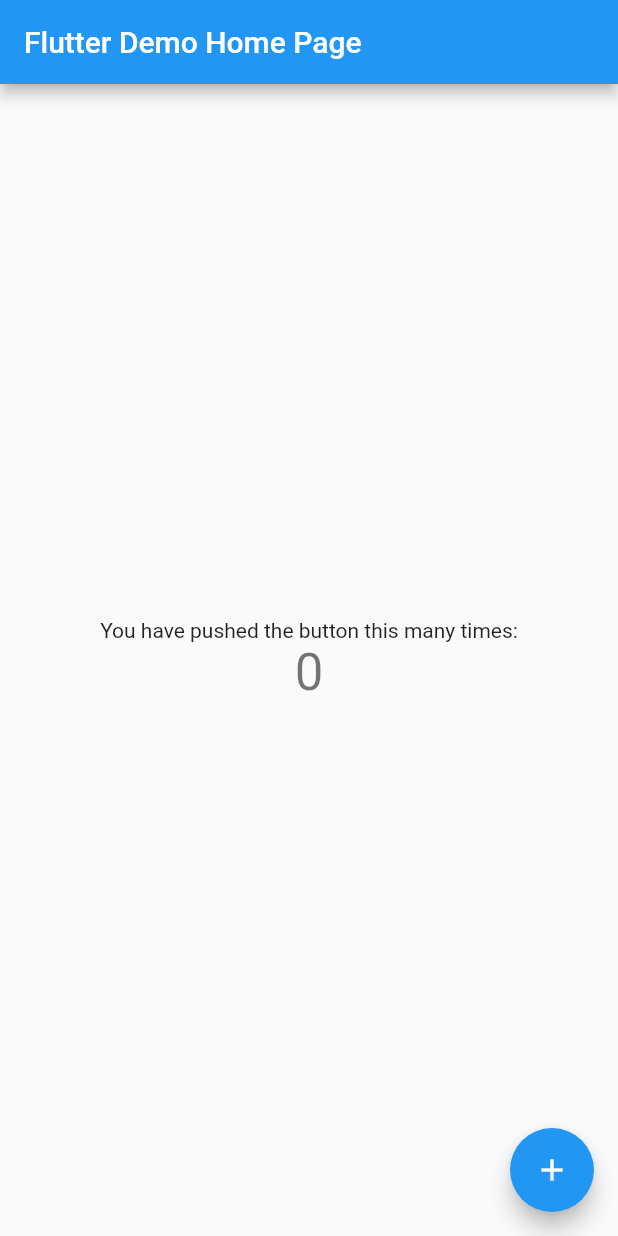
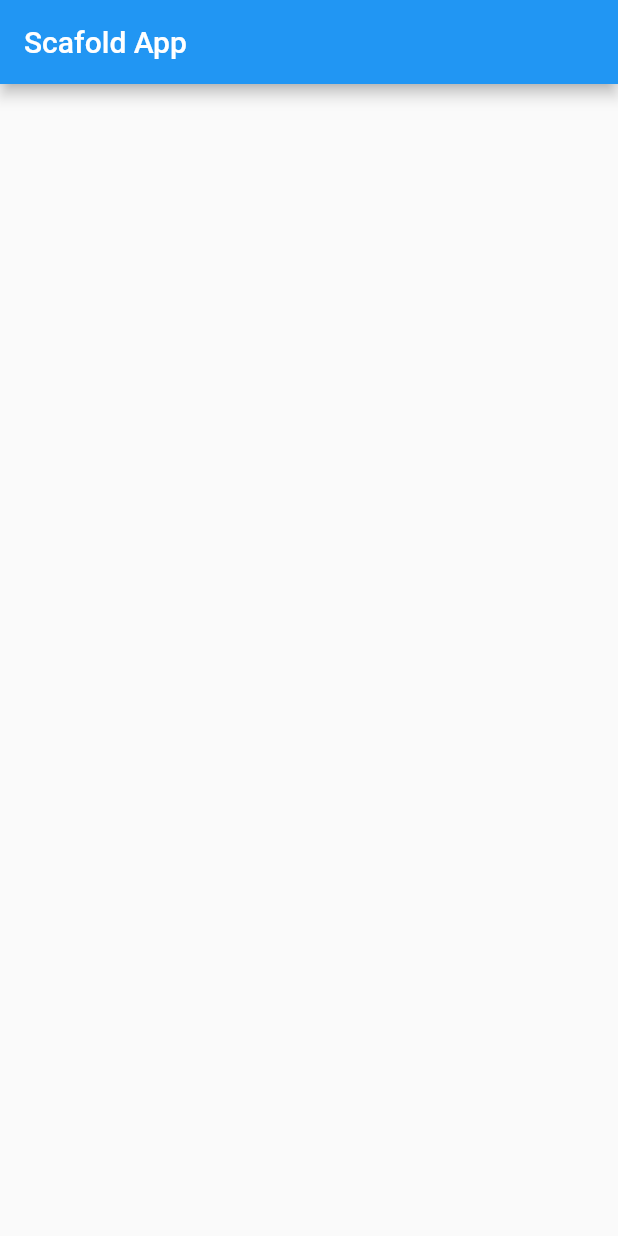
Before and after one commit to akhilsharmaa/learning_flutter, a Flutter app: the screen it shows after launch, on a phone screen of 412 x 824 dp. Run offline on Flutter 3.47's test engine with Material 2 defaults, Android fonts, the phone set to English and light mode, and no system bars.

Commit message:
Scaffold app that runs successful.

```diff
--- /dev/null
+++ b/lib/Contry.dart
@@ -0,0 +1,12 @@
+import 'package:flutter/material.dart';
+
+class Contry extends StatelessWidget {
+  @override
+  Widget build(BuildContext context) {
+    return Scaffold(
+      appBar: AppBar(
+        title: Text("India"),backgroundColor: Colors.pinkAccent,
+      ),
+    );
+  }
+}
--- a/lib/main.dart
+++ b/lib/main.dart
@@ -1,117 +1,21 @@
 import 'package:flutter/material.dart';
 
+import 'Contry.dart';
+
 void main() {
-  runApp(MyApp());
+  runApp(MaterialApp(
+    home: ScaffoldApp(),)
+  );
 }
 
-class MyApp extends StatelessWidget {
-  // This widget is the root of your application.
-  @override
-  Widget build(BuildContext context) {
-    return MaterialApp(
-      title: 'Flutter Demo',
-      theme: ThemeData(
-        // This is the theme of your application.
-        //
-        // Try running your application with "flutter run". You'll see the
-        // application has a blue toolbar. Then, without quitting the app, try
-        // changing the primarySwatch below to Colors.green and then invoke
-        // "hot reload" (press "r" in the console where you ran "flutter run",
-        // or simply save your changes to "hot reload" in a Flutter IDE).
-        // Notice that the counter didn't reset back to zero; the application
-        // is not restarted.
-        primarySwatch: Colors.blue,
-        // This makes the visual density adapt to the platform that you run
-        // the app on. For desktop platforms, the controls will be smaller and
-        // closer together (more dense) than on mobile platforms.
-        visualDensity: VisualDensity.adaptivePlatformDensity,
-      ),
-      home: MyHomePage(title: 'Flutter Demo Home Page'),
-    );
+  class ScaffoldApp extends StatelessWidget {
+    @override
+    Widget build(BuildContext context) {
+      return new Scaffold(
+        appBar: AppBar(
+          title: Text("Scafold App"),
+        ),
+
+      );
+    }
   }
-}
-
-class MyHomePage extends StatefulWidget {
-  MyHomePage({Key key, this.title}) : super(key: key);
-
-  // This widget is the home page of your application. It is stateful, meaning
-  // that it has a State object (defined below) that contains fields that affect
-  // how it looks.
-
-  // This class is the configuration for the state. It holds the values (in this
-  // case the title) provided by the parent (in this case the App widget) and
-  // used by the build method of the State. Fields in a Widget subclass are
-  // always marked "final".
-
-  final String title;
-
-  @override
-  _MyHomePageState createState() => _MyHomePageState();
-}
-
-class _MyHomePageState extends State<MyHomePage> {
-  int _counter = 0;
-
-  void _incrementCounter() {
-    setState(() {
-      // This call to setState tells the Flutter framework that something has
-      // changed in this State, which causes it to rerun the build method below
-      // so that the display can reflect the updated values. If we changed
-      // _counter without calling setState(), then the build method would not be
-      // called again, and so nothing would appear to happen.
-      _counter++;
-    });
-  }
-
-  @override
-  Widget build(BuildContext context) {
-    // This method is rerun every time setState is called, for instance as done
-    // by the _incrementCounter method above.
-    //
-    // The Flutter framework has been optimized to make rerunning build methods
-    // fast, so that you can just rebuild anything that needs updating rather
-    // than having to individually change instances of widgets.
-    return Scaffold(
-      appBar: AppBar(
-        // Here we take the value from the MyHomePage object that was created by
-        // the App.build method, and use it to set our appbar title.
-        title: Text(widget.title),
-      ),
-      body: Center(
-        // Center is a layout widget. It takes a single child and positions it
-        // in the middle of the parent.
-        child: Column(
-          // Column is also a layout widget. It takes a list of children and
-          // arranges them vertically. By default, it sizes itself to fit its
-          // children horizontally, and tries to be as tall as its parent.
-          //
-          // Invoke "debug painting" (press "p" in the console, choose the
-          // "Toggle Debug Paint" action from the Flutter Inspector in Android
-          // Studio, or the "Toggle Debug Paint" command in Visual Studio Code)
-          // to see the wireframe for each widget.
-          //
-          // Column has various properties to control how it sizes itself and
-          // how it positions its children. Here we use mainAxisAlignment to
-          // center the children vertically; the main axis here is the vertical
-          // axis because Columns are vertical (the cross axis would be
-          // horizontal).
-          mainAxisAlignment: MainAxisAlignment.center,
-          children: <Widget>[
-            Text(
-              'You have pushed the button this many times:',
-            ),
-            Text(
-              '$_counter',
-              style: Theme.of(context).textTheme.headline4,
-            ),
-          ],
-        ),
-      ),
-      floatingActionButton: FloatingActionButton(
-        onPressed: _incrementCounter,
-        tooltip: 'Increment',
-        child: Icon(Icons.add),
-      ), // This trailing comma makes auto-formatting nicer for build methods.
-    );
-  }
-}
```
Also changed, not shown: 1 other file.
